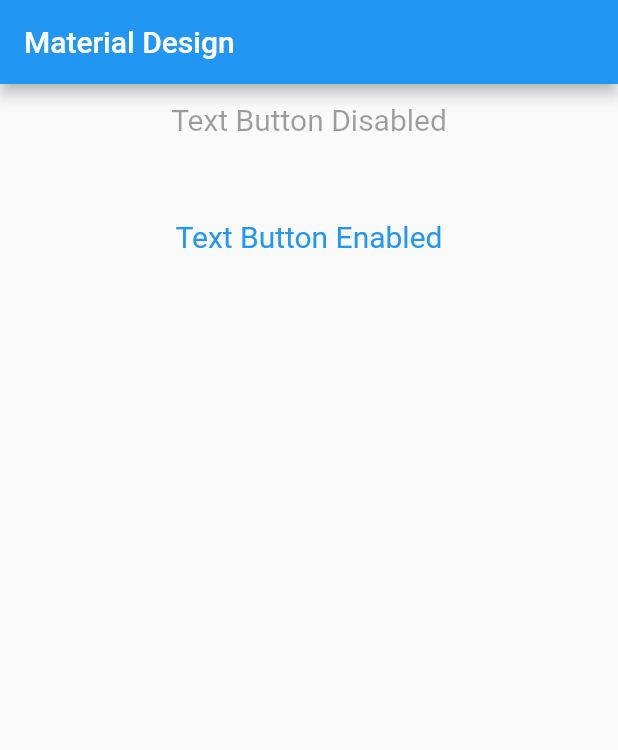
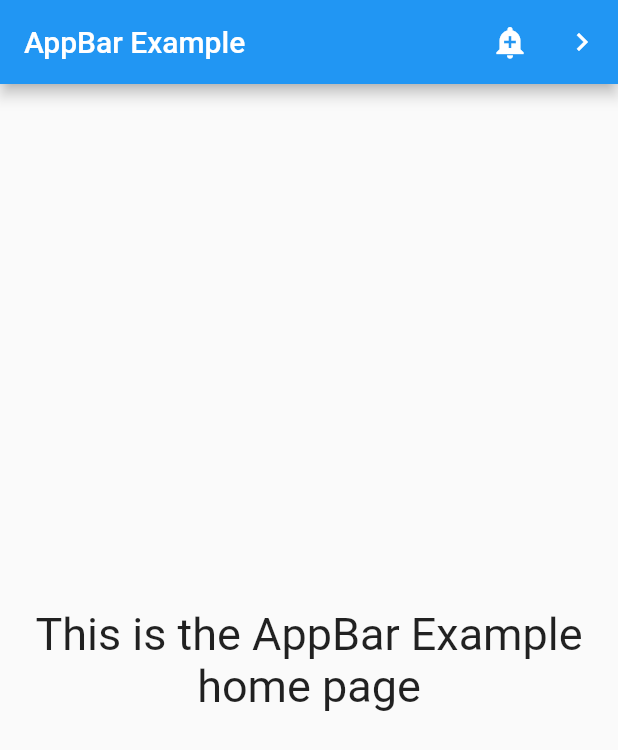
Before and after one commit to sanjibsinha/flutter_artisan, a Flutter app: the screen it shows after launch, on a phone screen of 412 x 824 dp. Shown: the top 750 px of the screen. Run offline on Flutter 3.47's test engine with Material 2 defaults, Android fonts, the phone set to English and light mode, and no system bars.

Commit message:
added app bar

```diff
--- /dev/null
+++ b/lib/controllers/app_bar_widget.dart
@@ -0,0 +1,11 @@
+import 'package:flutter/material.dart';
+import 'package:flutter_artisan/views/app_bar_home.dart';
+
+class AppBarWidget extends StatelessWidget {
+  const AppBarWidget({Key? key}) : super(key: key);
+
+  @override
+  Widget build(BuildContext context) {
+    return const AppBarHome();
+  }
+}
--- a/lib/controllers/text_button_widget.dart
+++ b/lib/controllers/text_button_widget.dart
@@ -1,3 +1,5 @@
+import 'package:flutter/material.dart';
+
 class TextButtonWidget extends StatelessWidget {
   const TextButtonWidget({
     Key? key,
--- a/lib/main.dart
+++ b/lib/main.dart
@@ -1,15 +1,12 @@
 import 'package:flutter/material.dart';
-import 'controllers/text_button_widget.dart';
+import 'controllers/app_bar_widget.dart';
+//import 'controllers/text_button_widget.dart';
 
 void main() {
   runApp(
-    MaterialApp(
-      home: Scaffold(
-        appBar: AppBar(
-          title: const Text('Material Design'),
-        ),
-        body: const TextButtonWidget(),
-      ),
+    const MaterialApp(
+      debugShowCheckedModeBanner: false,
+      home: AppBarWidget(),
     ),
   );
 }
--- /dev/null
+++ b/lib/views/app_bar_home.dart
@@ -0,0 +1,49 @@
+import 'package:flutter/material.dart';
+import 'package:flutter_artisan/views/app_bar_next.dart';
+
+class AppBarHome extends StatelessWidget {
+  const AppBarHome({Key? key}) : super(key: key);
+
+  @override
+  Widget build(BuildContext context) {
+    return Scaffold(
+      appBar: AppBar(
+        title: const Text('AppBar Example'),
+        actions: <Widget>[
+          IconButton(
+            icon: const Icon(Icons.add_alert),
+            tooltip: 'Show Snackbar',
+            onPressed: () {
+              ScaffoldMessenger.of(context).showSnackBar(
+                const SnackBar(
+                  content: Text('A SnackBar'),
+                ),
+              );
+            },
+          ),
+          IconButton(
+            icon: const Icon(Icons.navigate_next),
+            tooltip: 'Next page',
+            onPressed: () {
+              Navigator.push(
+                context,
+                MaterialPageRoute<void>(
+                  builder: (BuildContext context) {
+                    return const AppBarNext();
+                  },
+                ),
+              );
+            },
+          ),
+        ],
+      ),
+      body: const Center(
+        child: Text(
+          'This is the AppBar Example home page',
+          style: TextStyle(fontSize: 30),
+          textAlign: TextAlign.center,
+        ),
+      ),
+    );
+  }
+}
```
Also changed, not shown: lib/views/app_bar_next.dart (added, +41 -0 lines).
